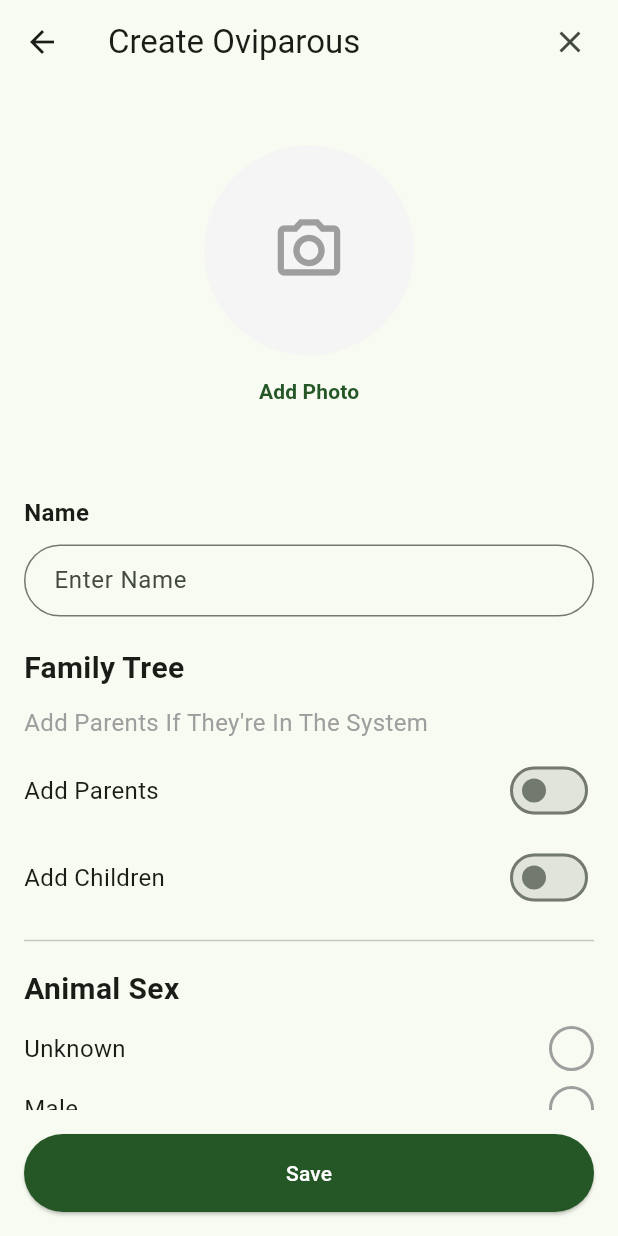
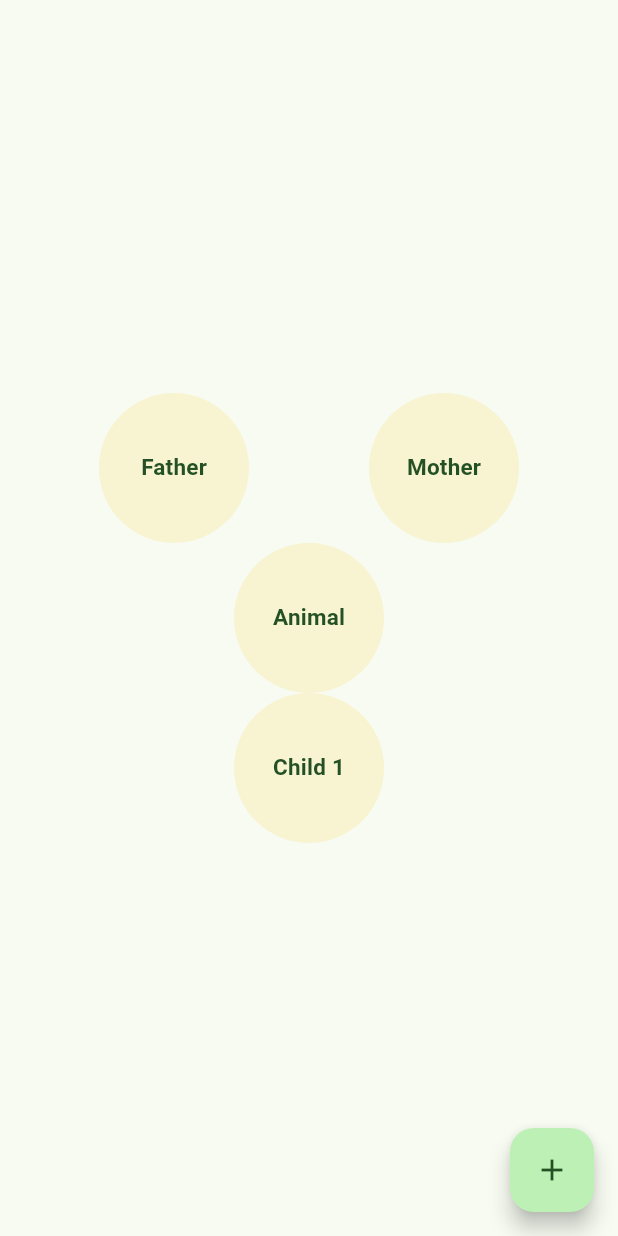
Before and after one commit to AbdulazizAlkhars/sulalh, a Flutter app: the screen it shows after launch, on a phone screen of 412 x 824 dp. Run offline on Flutter 3.47's test engine with Material 2 defaults, Android fonts, the phone set to English and light mode, and no system bars; our stand-ins replace dotted_border, get, image_picker, showcaseview, syncfusion_flutter_charts.

Commit message:
Connector Lines Changed

```diff
--- /dev/null
+++ b/lib/demofamilytree.dart
@@ -0,0 +1,193 @@
+import 'package:flutter/material.dart';
+
+class DemoFamilyTree extends StatefulWidget {
+  @override
+  _DemoFamilyTreeState createState() => _DemoFamilyTreeState();
+}
+
+class _DemoFamilyTreeState extends State<DemoFamilyTree> {
+  List<Widget> fatherParents = [
+    AnimalCard(name: 'F1'),
+    AnimalCard(name: 'F2'),
+  ];
+
+  List<Widget> motherParents = [
+    AnimalCard(name: 'M1'),
+    AnimalCard(name: 'M2'),
+  ];
+
+  List<Widget> parentList = [
+    Column(
+      mainAxisAlignment: MainAxisAlignment.spaceBetween,
+      children: [
+        Row(
+          mainAxisAlignment: MainAxisAlignment.spaceBetween,
+          children: [
+            AnimalCard(name: 'Father'),
+            SizedBox(width: 80),
+            AnimalCard(name: 'Mother'),
+          ],
+        ),
+      ],
+    ),
+  ];
+
+  List<Widget> animalList = [
+    AnimalCard(name: 'Animal'),
+  ];
+
+  List<Widget> childrenList = [
+    AnimalCard(name: 'Child 1'),
+  ];
+
+  // Line configurations
+  List<LineConfig> lineConfigs = [
+    LineConfig(80, 0, drawArrow: false, drawDot: false),
+  ];
+
+  @override
+  Widget build(BuildContext context) {
+    return Scaffold(
+      body: InteractiveViewer(
+        minScale: 0.5,
+        maxScale: 2.0,
+        child: Padding(
+          padding: const EdgeInsets.all(8.0),
+          child: Center(
+            child: FittedBox(
+              fit: BoxFit.cover,
+              child: Column(
+                mainAxisAlignment: MainAxisAlignment.center,
+                children: [
+                  Row(
+                    mainAxisAlignment: MainAxisAlignment.spaceEvenly,
+                    children: parentList,
+                  ),
+                  ...animalList,
+                  SingleChildScrollView(
+                    scrollDirection: Axis.horizontal,
+                    child: Row(
+                      children: [
+                        for (var i = 0; i < childrenList.length; i++) ...[
+                          if (i > 0) CustomConnectorLine(lineConfigs[i - 1]),
+                          childrenList[i],
+                        ],
+                      ],
+                    ),
+                  ),
+                ],
+              ),
+            ),
+          ),
+        ),
+      ),
+      floatingActionButton: FloatingActionButton(
+        onPressed: () {
+          // Add a new child when the button is pressed
+          setState(() {
+            final newChildIndex = childrenList.length + 1;
+            childrenList.add(AnimalCard(name: 'Child $newChildIndex'));
+
+            // Update line configurations
+            if (newChildIndex > 1) {
+              final angleIncrement = 180 / (newChildIndex - 1);
+              final length = 50.0;
+
+              for (var i = 1; i < newChildIndex; i++) {
+                final newAngle = 90 + angleIncrement * (i - 1);
+                lineConfigs.add(
+                  LineConfig(length, newAngle,
+                      drawArrow: false, drawDot: false),
+                );
+              }
+
+              // Add lines with arrows at center and sides
+              lineConfigs.addAll([
+                LineConfig(length, 0,
+                    drawArrow: true, drawDot: false), // Center line
+                LineConfig(length, 90,
+                    drawArrow: true, drawDot: false), // Right side line
+                LineConfig(length, -90,
+                    drawArrow: true, drawDot: false), // Left side line
+              ]);
+            }
+          });
+        },
+        child: Icon(Icons.add),
+      ),
+    );
+  }
+}
+
+class AnimalCard extends StatelessWidget {
+  final String name;
+
+  AnimalCard({required this.name});
+
+  @override
+  Widget build(BuildContext context) {
+    return CircleAvatar(
+      radius: 50,
+      backgroundColor: Color.fromARGB(255, 248, 243, 208),
+      child: Text(
+        name,
+        style: TextStyle(
+          fontSize: 15,
+          fontWeight: FontWeight.bold,
+        ),
+      ),
+    );
+  }
+}
+
+class CustomConnectorLine extends StatelessWidget {
+  final LineConfig config;
+
+  CustomConnectorLine(this.config);
+
+  @override
+  Widget build(BuildContext context) {
+    return CustomPaint(
+      size: Size(30, 2),
+      painter: CustomLinePainter(config),
+    );
+  }
+}
+
+class CustomLinePainter extends CustomPainter {
+  final LineConfig config;
+
+  CustomLinePainter(this.config);
+
+  @override
+  void paint(Canvas canvas, Size size) {
+    final paint = Paint()
+      ..color = const Color.fromARGB(255, 43, 93, 45)
+      ..strokeCap = StrokeCap.round
+      ..strokeWidth = 2.0;
+
+    final startPoint = Offset(0, size.height / 2);
+    final endPoint = Offset(size.width, size.height / 2);
+
+    canvas.drawLine(startPoint, endPoint, paint);
+  }
+
+  @override
+  bool shouldRepaint(CustomPainter oldDelegate) {
+    return false;
+  }
+}
+
+class LineConfig {
+  final double length;
+  final double angle;
+  final bool drawArrow;
+  final bool drawDot;
+
+  LineConfig(this.length, this.angle,
+      {this.drawArrow = false, this.drawDot = false});
+}
+
+void main() {
+  runApp(MaterialApp(home: DemoFamilyTree()));
+}
--- a/lib/main.dart
+++ b/lib/main.dart
@@ -1,7 +1,9 @@
 import 'package:flutter/material.dart';
 import 'package:get/get.dart';
-import 'package:hathera_demo/CreateAnimals/CreateOviparous.dart';
+import 'package:hathera_demo/Animal_Information/BreedingSection/FamilyTree.dart';
+import 'package:hathera_demo/demofamilytree.dart';
 import 'package:hathera_demo/localization/localestrings.dart';
+import 'package:hathera_demo/sadas.dart';
 
 void main() {
   runApp(const MyApp());
@@ -24,11 +26,7 @@ class MyApp extends StatelessWidget {
         ),
         useMaterial3: true,
       ),
-      home: CreateOviparousPage(
-        selectedAnimalType: '',
-        selectedAnimalSpecies: '',
-        selectedAnimalBreed: '',
-      ), // Display the splash screen initially
+      home: DemoFamilyTree(),
     );
   }
 }
```
Also changed, not shown: lib/Animal_Information/BreedingSection/FamilyTree.dart (+8 -18 lines), lib/sadas.dart (added, +126 -0 lines).
